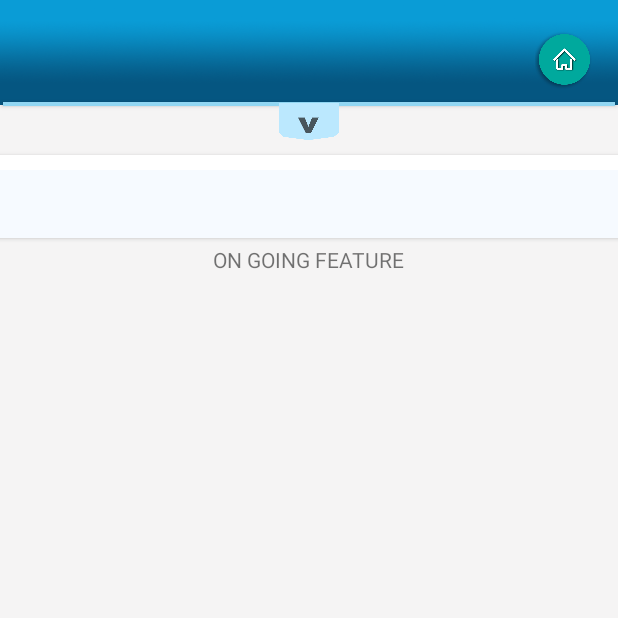
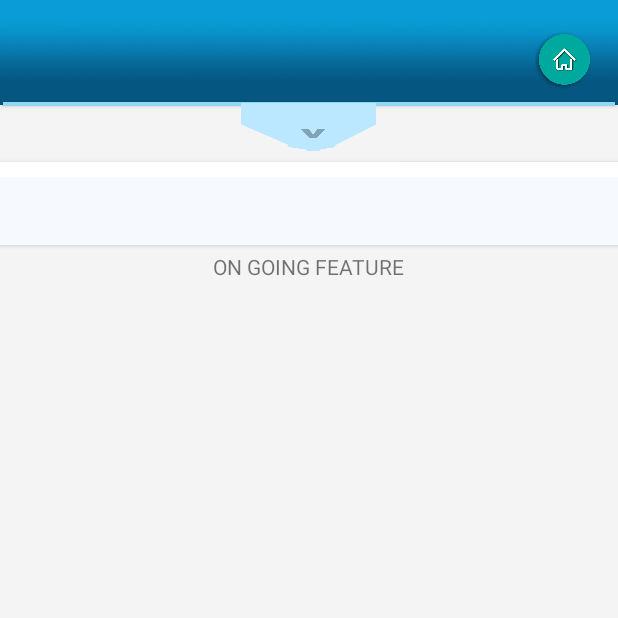
Before and after one commit to nicoderilo/TimINTimeOUT, an Android app: the ReportActivity screen opened directly, with no data from a screen before it, after a tap on an icon or button, on a phone screen of 412 x 824 dp, the top half of it. Run offline under Robolectric (Android 15) with nearby library versions, the phone set to English and light mode, and no system bars.

Commit message:
april 9 working in rocs

```diff
--- a/app/src/main/java/com/example/timintimeout/ReportActivity.java
+++ b/app/src/main/java/com/example/timintimeout/ReportActivity.java
@@ -93,7 +93,7 @@
                     params.height = 135;
                     //params.width = 100;
                     llHeader.setLayoutParams(params);
-                    imbtnshrink.setImageResource(R.drawable.shrinkup1);
+                    imbtnshrink.setImageResource(R.drawable.shrinkup);
                     Toast.makeText(ReportActivity.this, "test", Toast.LENGTH_SHORT).show();
                 } else {
                     Toast.makeText(ReportActivity.this, "test2", Toast.LENGTH_SHORT).show();
@@ -101,7 +101,7 @@
                     params.height = 14;
                     //params.width = 100;
                     llHeader.setLayoutParams(params);
-                    imbtnshrink.setImageResource(R.drawable.shrinkdown1);
+                    imbtnshrink.setImageResource(R.drawable.shrinkdown);
                 }
             }
         });
--- a/app/src/main/res/layout/activity_report.xml
+++ b/app/src/main/res/layout/activity_report.xml
@@ -159,16 +159,16 @@
     <ImageButton
         android:id="@+id/imbtnshrink"
         android:layout_gravity="center"
-        android:layout_width="40dp"
+        android:layout_width="90dp"
         android:layout_height="40dp"
         android:background="@null"
-        android:layout_marginTop="-10dip"
+        android:layout_marginTop="-5dip"
         android:scaleType="fitXY"
         app:srcCompat="@drawable/shrinkup" />
 
 </LinearLayout>
 
-
+<!--    android:scaleType="fitXY"-->
 
 
     <LinearLayout
```
Also changed, not shown: app/src/main/java/com/example/timintimeout/ConnectionHelper.java (+6 -5 lines), app/src/main/res/layout/list_layout_template.xml (+8 -10 lines), app/src/main/res/drawable/shrinkdown.png, app/src/main/res/drawable/shrinkdown1.png, app/src/main/res/drawable/shrinkdown2.png (added), app/src/main/res/drawable/shrinkup.png, app/src/main/res/drawable/shrinkup1.png, app/src/main/res/drawable/shrinkup2.png (added).
